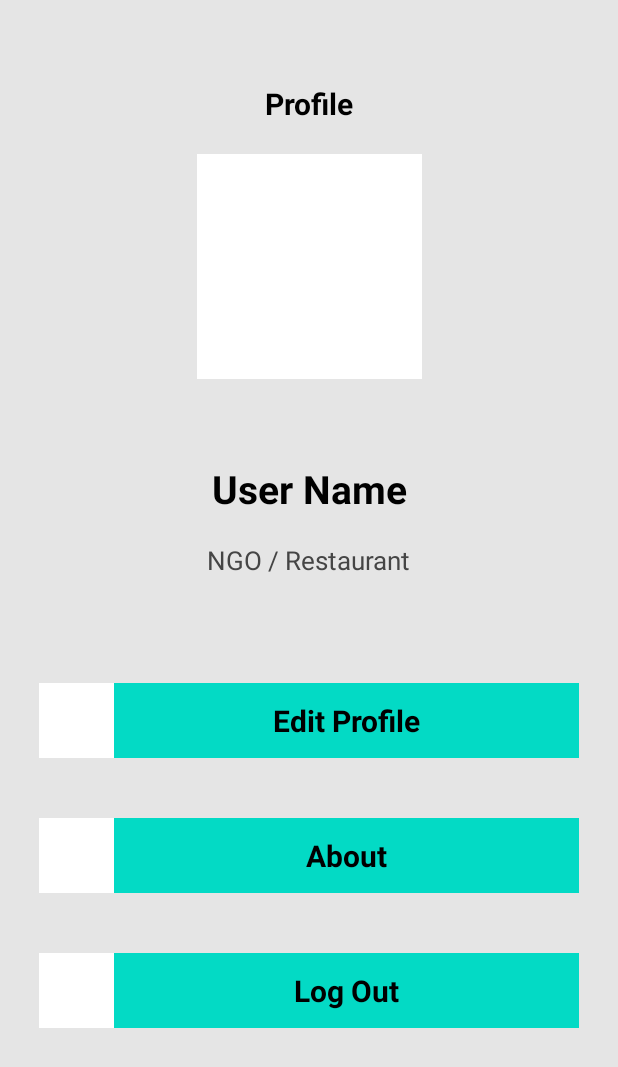
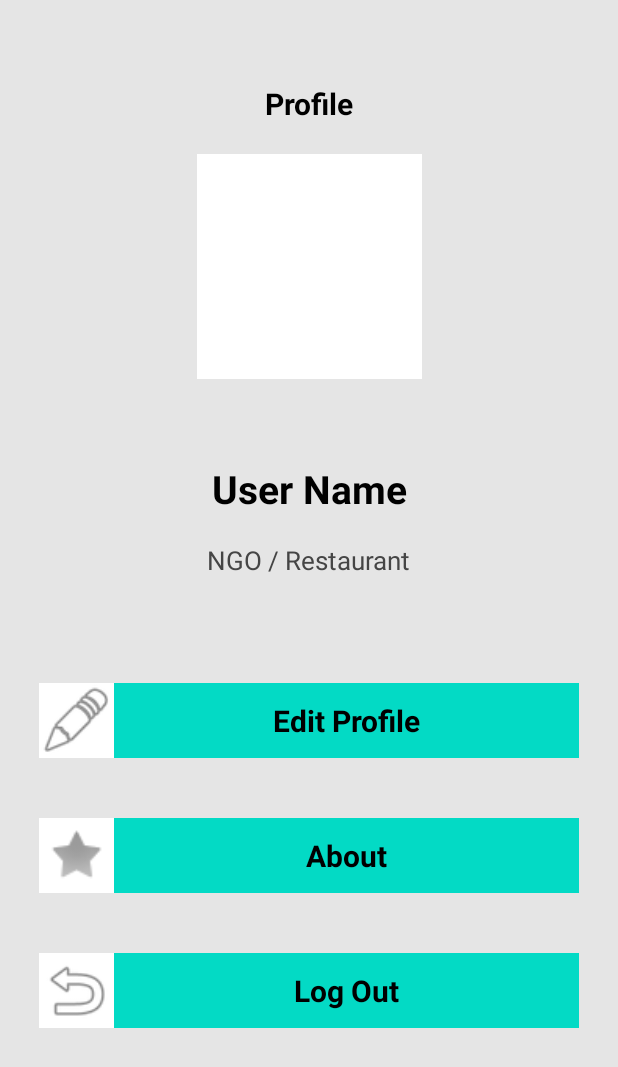
Before and after one commit to addy0110/Foodonate, an Android app: the fragment UserProfileFragment shown on its own in the app's theme, after a tap on "About", on a phone screen of 412 x 824 dp. Shown: the top 1067 px of the screen. Run offline under Robolectric (Android 15) with nearby library versions, the phone set to English and light mode, and no system bars; our stand-ins replace data binding; 1 statement that could not run was skipped.

Commit message:
Implemented edit and about fragment
Implemented edit and about fragments initials with proper navigation

```diff
--- a/app/src/main/java/com/example/foodonate/fragment/UserProfileFragment.kt
+++ b/app/src/main/java/com/example/foodonate/fragment/UserProfileFragment.kt
@@ -5,6 +5,8 @@
 import android.view.LayoutInflater
 import android.view.View
 import android.view.ViewGroup
+import androidx.navigation.findNavController
+import com.example.foodonate.R
 import com.example.foodonate.databinding.FragmentUserProfileBinding
 
 class UserProfileFragment : Fragment() {
@@ -16,14 +18,14 @@
     ): View {
         binding = FragmentUserProfileBinding.inflate(layoutInflater, container, false)
         binding.openEditPage.setOnClickListener {
-            //view?.findNavController()?.navigate(R.id.action_signInFragment_to_registerFragment)
+            view?.findNavController()?.navigate(R.id.action_profileFragment_to_editFragment)
         }
 
         binding.openAboutPage.setOnClickListener {
-            //view?.findNavController()?.navigate(R.id.action_signInFragment_to_registerFragment)
+            view?.findNavController()?.navigate(R.id.action_profileFragment_to_aboutFragment)
         }
 
-        binding.openLogOut.setOnClickListener {
+        binding.LogOut.setOnClickListener {
         }
         return binding.root
     }
--- a/app/src/main/res/layout/fragment_user_profile.xml
+++ b/app/src/main/res/layout/fragment_user_profile.xml
@@ -76,7 +76,8 @@
                 <ImageView
                     android:layout_width="50dp"
                     android:layout_height="50dp"
-                    android:background="@color/white" />
+                    android:background="@color/white"
+                    android:src="@android:drawable/ic_menu_edit"/>
 
                 <TextView
                     android:layout_width="match_parent"
@@ -100,7 +101,8 @@
                 <ImageView
                     android:layout_width="50dp"
                     android:layout_height="50dp"
-                    android:background="@color/white" />
+                    android:background="@color/white"
+                    android:src="@android:drawable/star_off"/>
 
                 <TextView
                     android:layout_width="match_parent"
@@ -119,12 +121,13 @@
                 android:layout_height="wrap_content"
                 android:layout_marginTop="40dp"
                 android:background="@color/teal_200"
-                android:id="@+id/openLogOut">
+                android:id="@+id/LogOut">
 
                 <ImageView
                     android:layout_width="50dp"
                     android:layout_height="50dp"
-                    android:background="@color/white" />
+                    android:background="@color/white"
+                    android:src="@android:drawable/ic_menu_revert"/>
 
                 <TextView
                     android:layout_width="match_parent"
```
Also changed, not shown: app/src/main/java/com/example/foodonate/fragment/AboutFragment.kt (added, +60 -0 lines), app/src/main/java/com/example/foodonate/fragment/EditProfileFragment.kt (added, +60 -0 lines), app/src/main/res/layout/fragment_about.xml (added, +14 -0 lines), app/src/main/res/layout/fragment_edit_profile.xml (added, +14 -0 lines), app/src/main/res/navigation/nav_graph.xml (+21 -0 lines).
